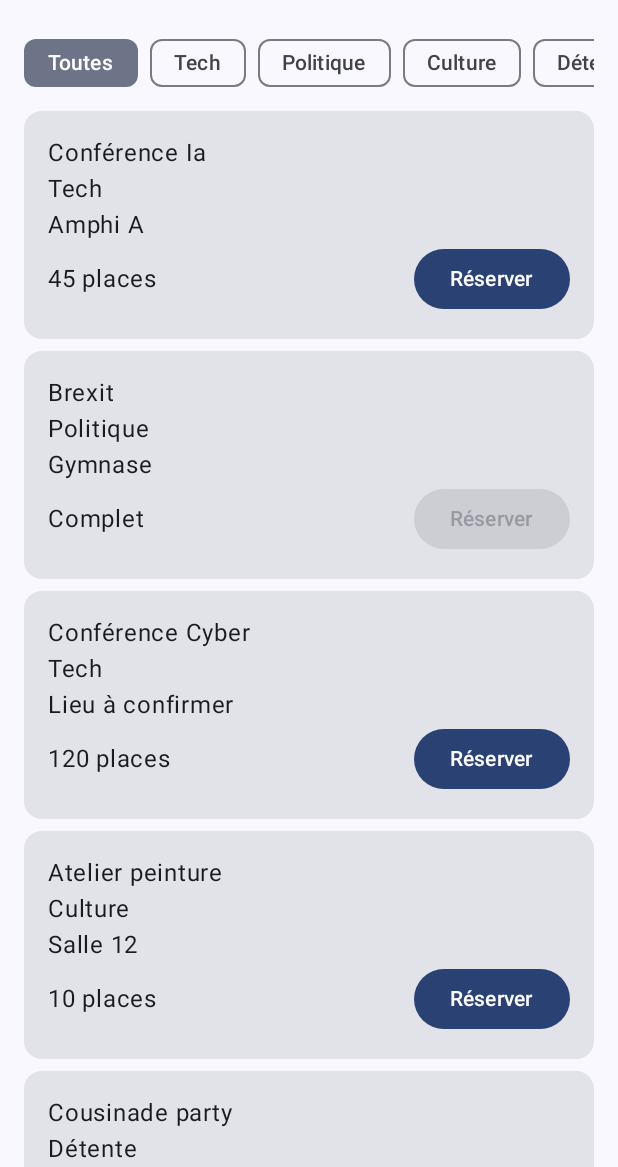
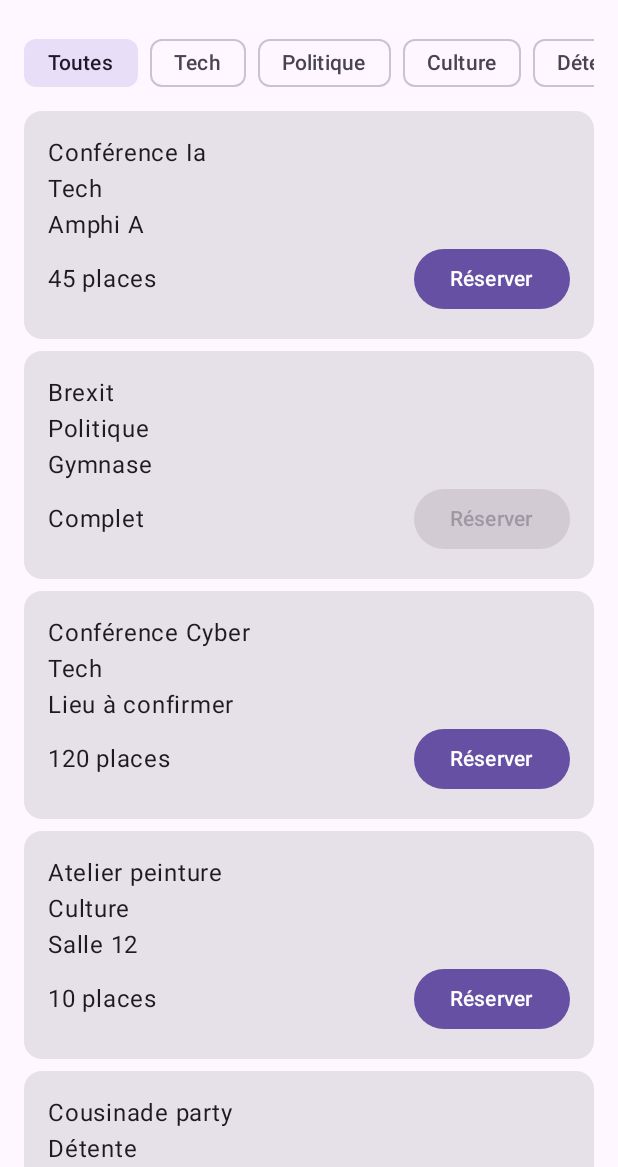
Before and after one commit to shradhux/Campus-project, an Android app built with Jetpack Compose: the screen it shows after launch (MainActivity), on a phone screen of 412 x 824 dp, the part 69-1236 px from its top. Run offline under Robolectric (Android 15) with nearby library versions, the phone set to English and light mode, and no system bars.

Commit message:
Partie 2 - question 4 terminée

```diff
--- a/app/src/main/java/com/example/campus/ui/theme/Theme.kt
+++ b/app/src/main/java/com/example/campus/ui/theme/Theme.kt
@@ -21,23 +21,12 @@ private val LightColorScheme = lightColorScheme(
     primary = Purple40,
     secondary = PurpleGrey40,
     tertiary = Pink40
-
-    /* Other default colors to override
-    background = Color(0xFFFFFBFE),
-    surface = Color(0xFFFFFBFE),
-    onPrimary = Color.White,
-    onSecondary = Color.White,
-    onTertiary = Color.White,
-    onBackground = Color(0xFF1C1B1F),
-    onSurface = Color(0xFF1C1B1F),
-    */
 )
 
 @Composable
 fun CampusTheme(
     darkTheme: Boolean = isSystemInDarkTheme(),
-    // Dynamic color is available on Android 12+
-    dynamicColor: Boolean = true,
+    dynamicColor: Boolean = false,
     content: @Composable () -> Unit
 ) {
     val colorScheme = when {
```
